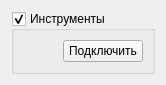
First picture: the form in connectionwidget.ui, repository igrekus/mod_measure, before the edit.
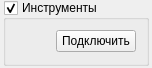
Second picture: the form after the edit.

Commit message: FIX: margins to better align widgets

What changed in the file:
```diff
--- a/connectionwidget.ui
+++ b/connectionwidget.ui
@@ -6,8 +6,8 @@
    <rect>
     <x>0</x>
     <y>0</y>
-    <width>164</width>
-    <height>80</height>
+    <width>152</width>
+    <height>68</height>
    </rect>
   </property>
   <property name="sizePolicy">
@@ -20,6 +20,18 @@
    <string/>
   </property>
   <layout class="QVBoxLayout" name="verticalLayout_3">
+   <property name="leftMargin">
+    <number>3</number>
+   </property>
+   <property name="topMargin">
+    <number>0</number>
+   </property>
+   <property name="rightMargin">
+    <number>3</number>
+   </property>
+   <property name="bottomMargin">
+    <number>2</number>
+   </property>
    <item>
     <widget class="QGroupBox" name="grpInstruments">
      <property name="enabled">
@@ -31,6 +43,12 @@
        <verstretch>0</verstretch>
       </sizepolicy>
      </property>
+     <property name="minimumSize">
+      <size>
+       <width>0</width>
+       <height>0</height>
+      </size>
+     </property>
      <property name="title">
       <string>Инструменты</string>
      </property>
@@ -61,6 +79,9 @@
          </property>
          <item>
           <layout class="QHBoxLayout" name="horizontalLayout">
+           <property name="rightMargin">
+            <number>1</number>
+           </property>
            <item>
             <spacer name="horizontalSpacer">
              <property name="orientation">
```
The commit also changes 2 other files.
